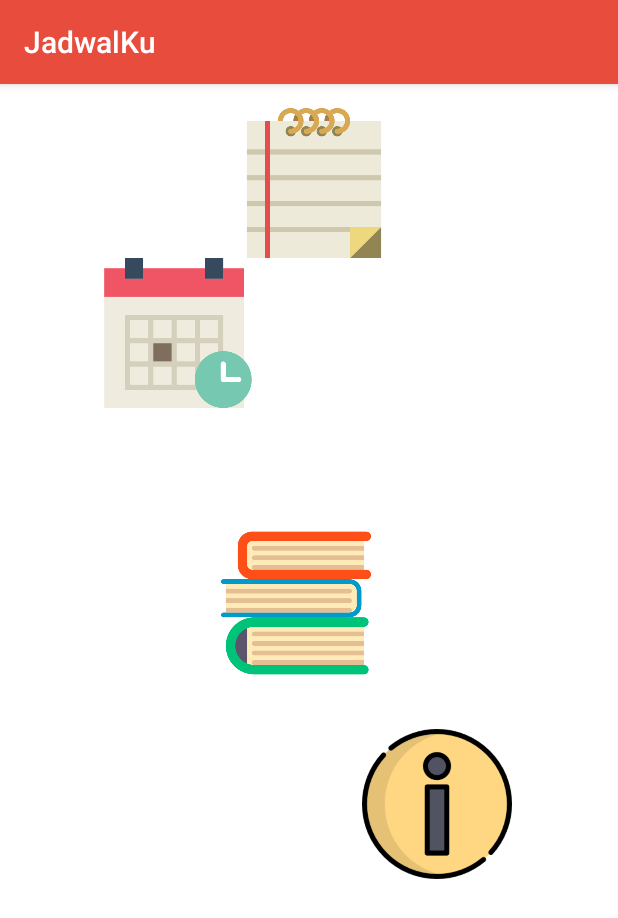
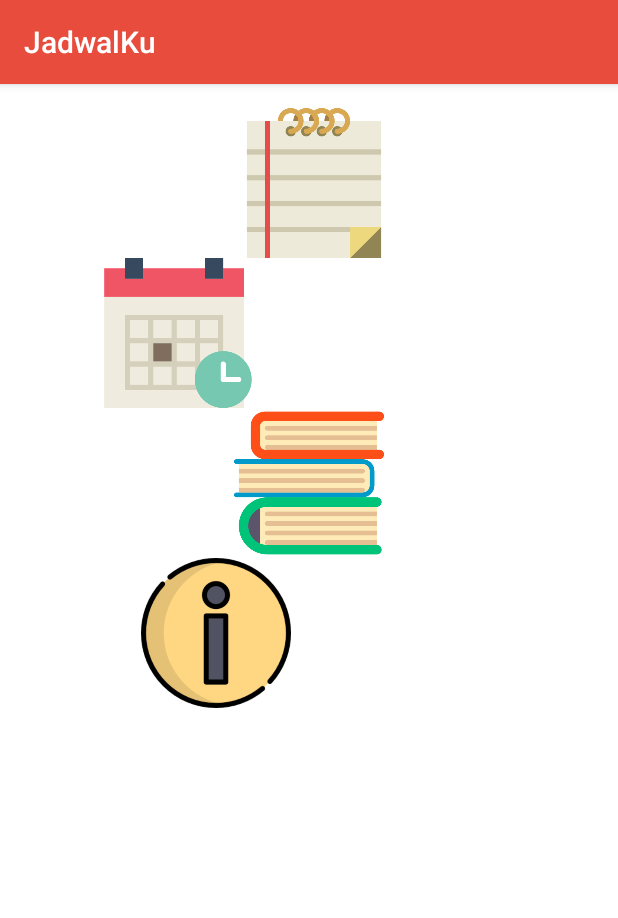
Before and after one commit to fahrirh/JadwalKu, an Android app: the screen it shows after launch (MainActivity), on a phone screen of 412 x 824 dp. Shown: the top 918 px of the screen. Run offline under Robolectric (Android 15) with nearby library versions, the light colour scheme and no system bars.

Commit message:
play with layout

```diff
--- a/app/src/main/res/layout/activity_main.xml
+++ b/app/src/main/res/layout/activity_main.xml
@@ -14,19 +14,20 @@
     <LinearLayout
         android:layout_width="match_parent"
         android:layout_height="wrap_content">
+
         <ImageButton
             android:id="@+id/buttonLihatnote"
             android:layout_width="wrap_content"
             android:layout_height="100dp"
+            android:layout_alignLeft="@+id/buttonAlarm"
+            android:layout_alignStart="@+id/buttonAlarm"
+            android:layout_alignTop="@+id/buttonLihatmk"
+            android:layout_marginLeft="6dp"
+            android:layout_marginStart="6dp"
+            android:background="#00000000"
             android:elevation="4dp"
             android:scaleType="centerInside"
-            android:src="@drawable/note"
-            android:background="#00000000"
-            android:layout_marginLeft="6dp"
-            android:layout_marginStart="6dp"
-            android:layout_alignTop="@+id/buttonLihatmk"
-            android:layout_alignLeft="@+id/buttonAlarm"
-            android:layout_alignStart="@+id/buttonAlarm" />
+            android:src="@drawable/note" />
     </LinearLayout>
 
     <LinearLayout
@@ -58,9 +59,6 @@
             android:scaleType="centerInside"
             android:src="@drawable/books"
             android:background="#00000000"
-            android:layout_marginTop="80dp"
-            android:layout_marginRight="18dp"
-            android:layout_marginEnd="18dp"
             android:layout_alignParentTop="true"
             android:layout_alignRight="@+id/buttonLihatjadwal"
             android:layout_alignEnd="@+id/buttonLihatjadwal" />
@@ -69,20 +67,18 @@
     <LinearLayout
         android:layout_width="match_parent"
         android:layout_height="wrap_content">
+
         <ImageButton
             android:id="@+id/buttonAlarm"
             android:layout_width="wrap_content"
             android:layout_height="100dp"
+            android:layout_alignParentLeft="true"
+            android:layout_alignParentStart="true"
+            android:layout_below="@+id/buttonLihatmk"
+            android:background="#00000000"
             android:elevation="4dp"
             android:scaleType="centerInside"
-            android:src="@drawable/infor"
-            android:background="#00000000"
-            android:layout_marginTop="34dp"
-            android:layout_marginLeft="170dp"
-            android:layout_marginStart="170dp"
-            android:layout_below="@+id/buttonLihatmk"
-            android:layout_alignParentLeft="true"
-            android:layout_alignParentStart="true" />
+            android:src="@drawable/infor" />
     </LinearLayout>
 
 </LinearLayout>
```
